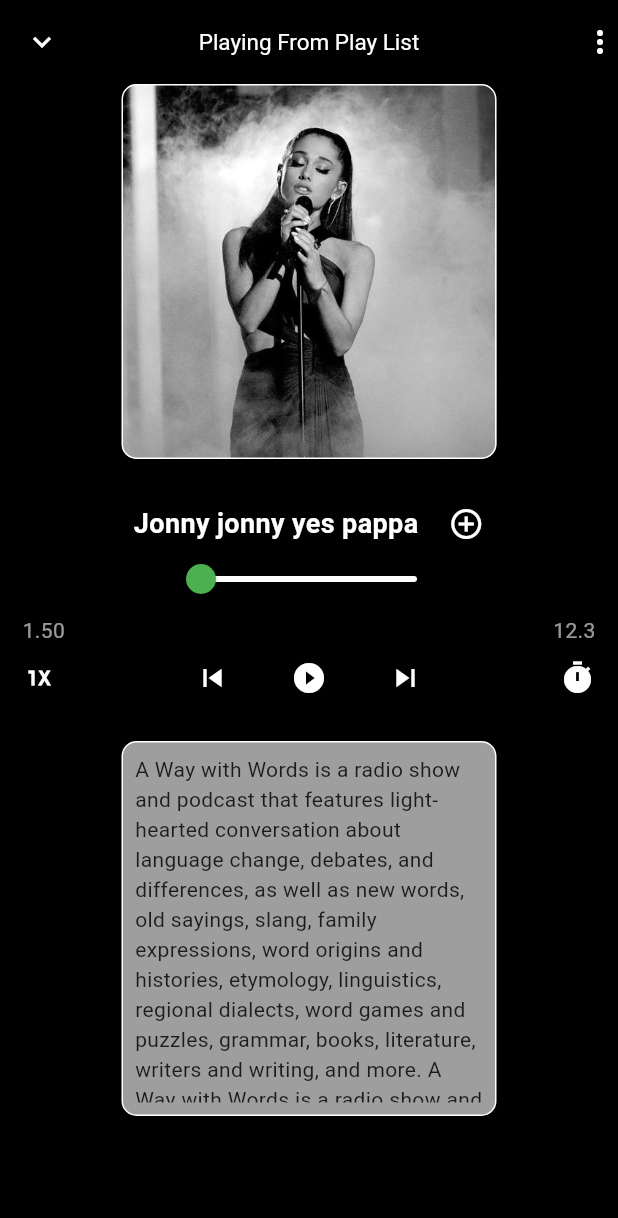
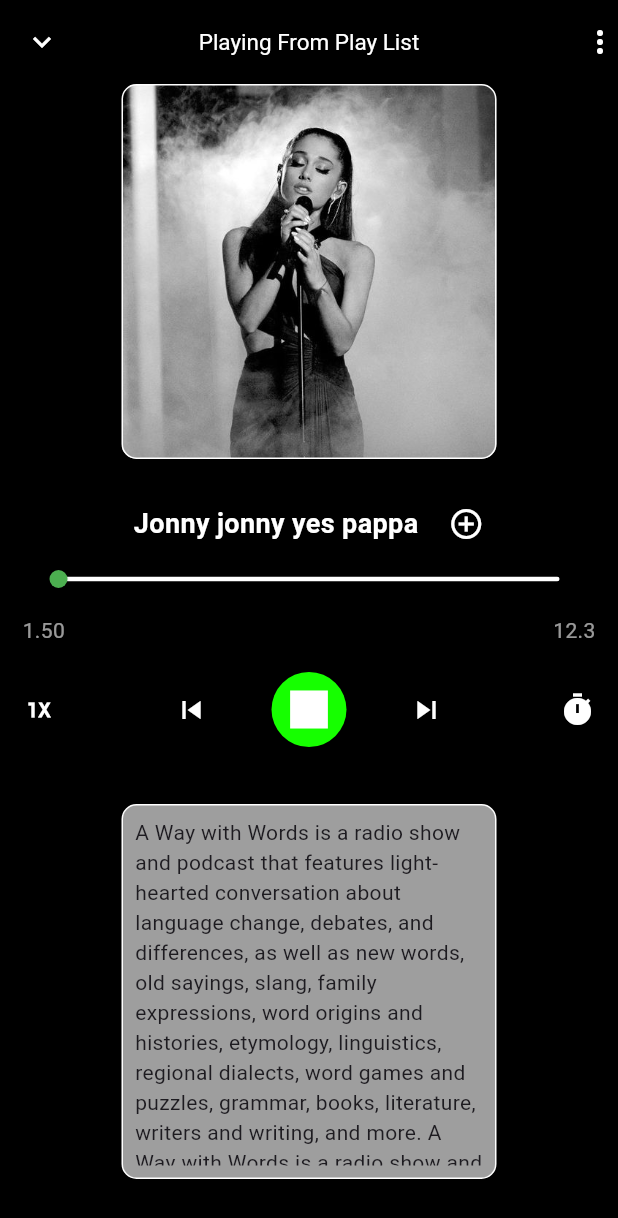
Before and after one commit to Alansiby/spotify_clone, a Flutter app: the MusicPlayer screen opened directly, on a phone screen of 412 x 824 dp. Shown: the top 1218 px of the screen. Run offline on Flutter 3.47's test engine with Material 3 defaults, Android fonts, the phone set to English and light mode, and no system bars.

Commit message:
Creation of Music player

```diff
--- a/lib/globel_widget/music_player.dart
+++ b/lib/globel_widget/music_player.dart
@@ -1,10 +1,13 @@
 // ignore_for_file: prefer_const_constructors, prefer_const_literals_to_create_immutables
+
+import 'dart:math';
 
 import 'package:flutter/cupertino.dart';
 import 'package:flutter/material.dart';
 import 'package:flutter/widgets.dart';
 import 'package:spotify_clone/core/constants/color_constants.dart';
 import 'package:spotify_clone/core/constants/image_constants.dart';
+import 'package:spotify_clone/view/home_screen/home_screen.dart';
 
 class MusicPlayer extends StatefulWidget {
   MusicPlayer({
@@ -16,7 +19,9 @@ class MusicPlayer extends StatefulWidget {
 }
 
 class _MusicPlayerState extends State<MusicPlayer> {
-  int values = 0;
+  double currentSliderValue = 0;
+  // double? _dragValue;
+  // int values = 0;
 
   @override
   Widget build(BuildContext context) {
@@ -25,9 +30,15 @@ class _MusicPlayerState extends State<MusicPlayer> {
       appBar: AppBar(
         centerTitle: true,
         backgroundColor: ColorConstants.primaryBlack,
-        leading: Icon(
+        leading: InkWell(
+          onTap: () {
+            Navigator.push(
+                context, MaterialPageRoute(builder: (context) => HomeScreen()));
+          },
+          child: Icon(
             Icons.keyboard_arrow_down_sharp,
             color: ColorConstants.primaryWhite,
+          ),
         ),
         title: Text(
           "Playing From Play List",
@@ -41,7 +52,7 @@ class _MusicPlayerState extends State<MusicPlayer> {
         ],
       ),
       body: Padding(
-        padding: const EdgeInsets.only(right: 15, left: 15),
+        padding: const EdgeInsets.only(right: 15, left: 15, bottom: 10),
         child: SingleChildScrollView(
           child: Column(
             children: [
@@ -91,17 +102,24 @@ class _MusicPlayerState extends State<MusicPlayer> {
               Row(
                 mainAxisAlignment: MainAxisAlignment.center,
                 children: [
-                  Slider(
-                      value: values.toDouble(),
+                  Expanded(
+                    child: SliderTheme(
+                        data: SliderTheme.of(context).copyWith(
+                            trackHeight: 3,
+                            thumbShape: RoundSliderThumbShape(
+                                disabledThumbRadius: 4, enabledThumbRadius: 6)),
+                        child: Slider(
+                            value: currentSliderValue,
                             min: 0,
                             max: 200,
                             activeColor: Colors.green,
                             inactiveColor: Colors.white,
-                      onChanged: (double newValue) {
+                            onChanged: (value) {
                               setState(() {
-                          values = newValue.round();
+                                currentSliderValue = value;
                               });
-                      })
+                            })),
+                  ),
                 ],
               ),
               Row(
@@ -136,10 +154,18 @@ class _MusicPlayerState extends State<MusicPlayer> {
                     Icons.skip_previous_sharp,
                     color: ColorConstants.primaryWhite,
                   ),
-                  Icon(
-                    Icons.play_circle_fill_sharp,
+                  IconButton(
+                      iconSize: 50,
+                      onPressed: null,
+                      icon: Container(
+                        decoration: BoxDecoration(
+                            shape: BoxShape.circle,
+                            color: ColorConstants.shinyGreen),
+                        child: Icon(
+                          Icons.stop,
                           color: ColorConstants.primaryWhite,
                         ),
+                      )),
                   Icon(
                     Icons.skip_next_sharp,
                     color: ColorConstants.primaryWhite,
--- a/lib/view/home_screen/home_screen.dart
+++ b/lib/view/home_screen/home_screen.dart
@@ -161,7 +161,7 @@ class HomeScreen extends StatelessWidget {
                                 coverpic: DummyDb.coverPicList1[index]
                                     ["coverpic"])),
                       ),
-                    )
+                    ),
                   ],
                 ),
                 SizedBox(
```
Also changed, not shown: lib/view/home_screen/widget/cards.dart (+9 -1 lines). Lines whose indentation alone changed are shown as unchanged.
